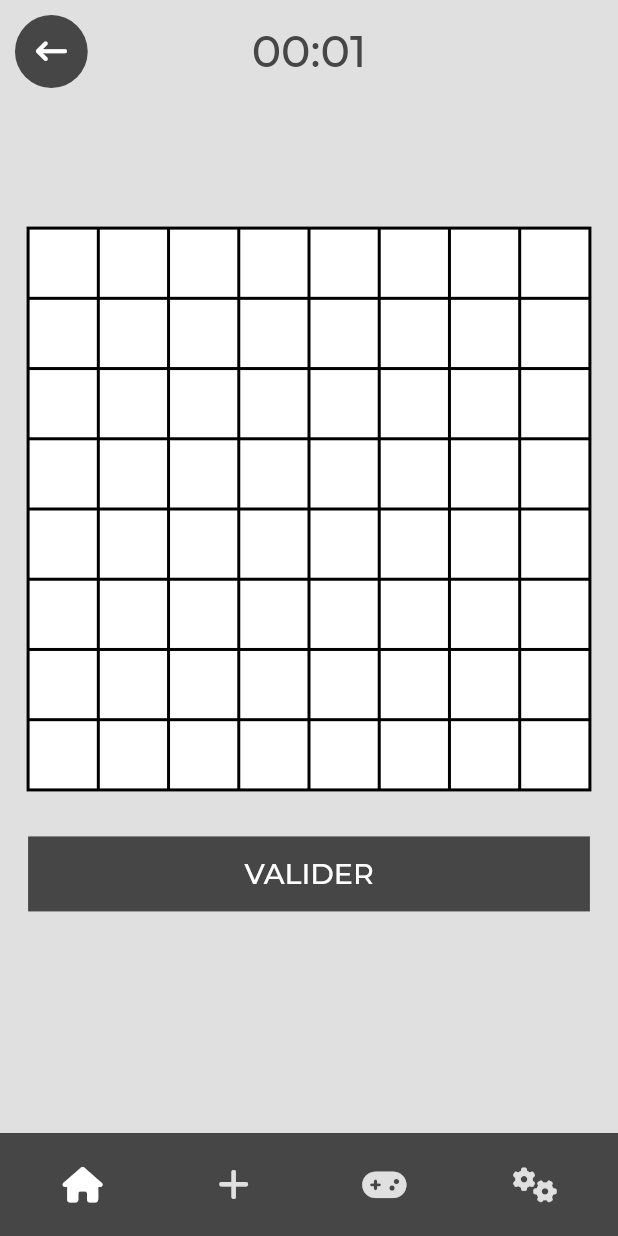
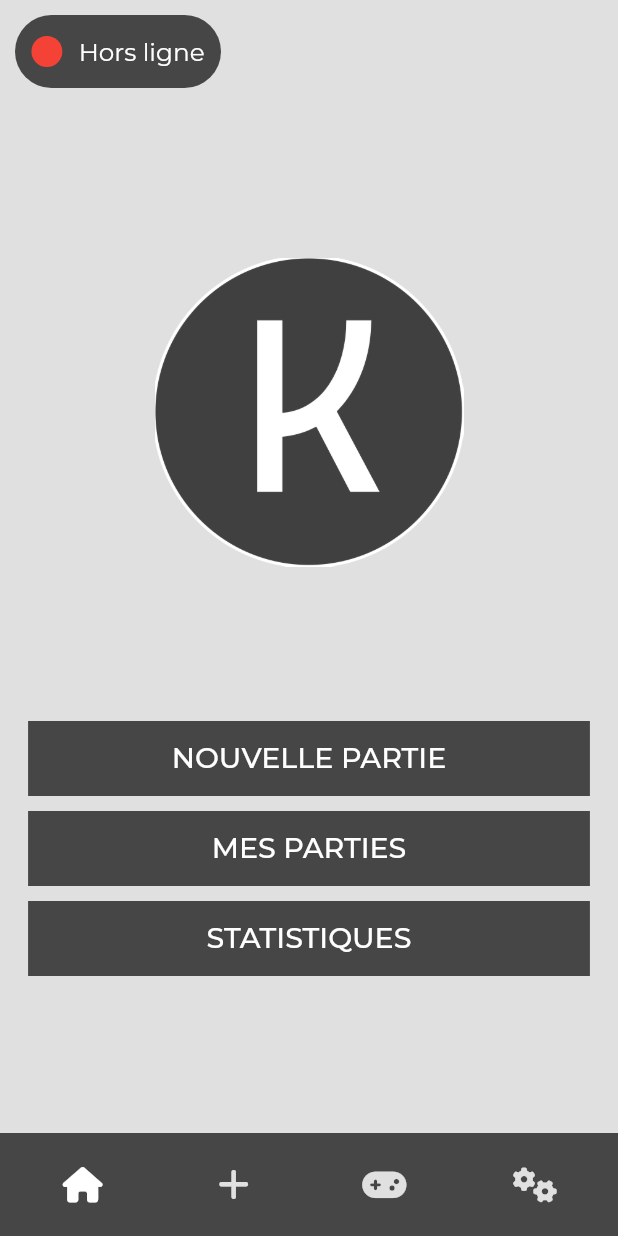
Before and after one commit to robinlafontaine/Kakuro, a Flutter app: the screen it shows after launch, after a tap on "Hors ligne", on a phone screen of 412 x 824 dp. Run offline on Flutter 3.47's test engine with Material 2 defaults, Android fonts, the phone set to English and light mode, and no system bars; our stand-ins replace firebase_auth, firebase_core, firebase_database, font_awesome_flutter, google_fonts, google_sign_in; missing offline and left inert: dart:html, dart:js_util; accounts and stored records are empty.

Commit message:
Page nouvelle partie

```diff
--- a/lib/main.dart
+++ b/lib/main.dart
@@ -4,6 +4,7 @@ import 'package:firebase_auth/firebase_auth.dart';
 import 'package:flutter/material.dart';
 import 'package:firebase_core/firebase_core.dart';
 import 'package:kakuro/screens/game.dart';
+import 'package:kakuro/screens/horsligne.dart';
 import 'package:kakuro/widgets/boutton.dart';
 import 'firebase_options.dart';
 import 'package:kakuro/config/config.dart';
@@ -70,7 +71,8 @@ class _MyStatefulWidgetState extends State<MyStatefulWidget> {
                 onPress: () => {
                   //Auth(FirebaseAuth.instance).signInGoogle(context),
                   //log(FirebaseAuth.instance.app.name),
-                  route(context, game(Kakuro(10, 8, 7)))
+                  //route(context, game(Kakuro(10, 8, 7)))
+                  route(context, horsligne())
                 }
             ),
           ],
--- a/lib/screens/game.dart
+++ b/lib/screens/game.dart
@@ -55,7 +55,7 @@ class _gameState extends State<game> {
           ],
         ),
       ),
-      bottomNavigationBar: navbar(0),
+      bottomNavigationBar: navbar(10),
     );
   }
 
--- /dev/null
+++ b/lib/screens/horsligne.dart
@@ -0,0 +1,56 @@
+import 'package:flutter/material.dart';
+import 'package:kakuro/config/config.dart';
+import 'package:kakuro/screens/nouvellepartie.dart';
+import 'package:kakuro/widgets/boutton.dart';
+
+import '../config/fonctions.dart';
+import '../widgets/appbar.dart';
+import '../widgets/navbar.dart';
+
+class horsligne extends StatelessWidget{
+
+
+  @override
+  Widget build(BuildContext context) {
+    return Scaffold(
+      appBar: PreferredSize(
+        preferredSize: Size(double.infinity, width(context)/6),
+        child: Padding(
+          padding: const EdgeInsets.all(10),
+          child: appbar(true,false,()=>{}),
+        ),
+      ),
+      body: Center(
+        child: Column(
+          children: [
+            Image.asset(
+              config.images.icon,
+              width: width(context)/2,
+              height: height(context)/2,
+            ),
+            boutton(
+                value: "NOUVELLE PARTIE",
+                onPress: (){route(context, nouvellepartie());}
+            ),
+            SizedBox(
+              height: 10,
+            ),
+            boutton(
+                value: "MES PARTIES",
+                onPress: (){}
+            ),
+            SizedBox(
+              height: 10,
+            ),
+            boutton(
+                value: "STATISTIQUES",
+                onPress: (){}
+            ),
+          ],
+        ),
+      ),
+      bottomNavigationBar: navbar(0),
+    );
+  }
+
+}
--- a/lib/widgets/appbar.dart
+++ b/lib/widgets/appbar.dart
@@ -58,23 +58,36 @@ class _appbarState extends State<appbar> {
     return AppBar(
       backgroundColor: config.colors.gris,
       elevation: 0,
-      leadingWidth: width(context)/8.5,
+      leadingWidth: widget.home?width(context)/3:width(context)/8.5,
       centerTitle: true,
       leading: (widget.home)
           ?
           Builder(
             builder: (BuildContext context) {
               return Container(
+                decoration: BoxDecoration(
+                    color: config.colors.primaryColor,
+                    borderRadius: BorderRadius.circular(50),
+                ),
                 child: Center(
-                  child: IconButton(
-                    icon: FaIcon(
-                        FontAwesomeIcons.navicon
-                    ),
-                    iconSize: 21,
-                    color: config.colors.primaryColor,
-                    hoverColor: Colors.transparent,
-                    onPressed: (){widget.retour;},
-                    tooltip: MaterialLocalizations.of(context).openAppDrawerTooltip,
+                  child: Row(
+                    mainAxisAlignment: MainAxisAlignment.spaceEvenly,
+                    children: [
+                      Container(
+                        width: width(context)/20,
+                        height: width(context)/20,
+                        decoration: BoxDecoration(
+                          borderRadius: BorderRadius.circular(100),
+                          color: Colors.red
+                        ),
+                      ),
+                      Text(
+                        "Hors ligne",
+                        style: TextStyle(
+                          fontSize: width(context)/25
+                        ),
+                      )
+                    ],
                   ),
                 ),
               );
@@ -107,13 +120,42 @@ class _appbarState extends State<appbar> {
           ),
 
       title: (widget.enjeu)
-          ? Text("$minute:$seconde",
-              style: TextStyle(
-                color: config.colors.primaryColor,
-                fontSize: width(context)/14
-              )
-            ,)
+          ? Row(
+            mainAxisAlignment: MainAxisAlignment.center,
+            crossAxisAlignment: CrossAxisAlignment.center,
+            children: [
+              Icon(Icons.timer, size: width(context)/11,color: Colors.black,),
+              SizedBox(
+                width: 5,
+              ),
+              Text("$minute:$seconde",
+                  style: TextStyle(
+                    color: config.colors.primaryColor,
+                    fontSize: width(context)/11
+                  )
+                ,),
+            ],
+          )
           :null,
+
+      actions: [ (widget.enjeu) ?
+        Container(
+          width: width(context)/8.5,
+            decoration: BoxDecoration(
+              color: config.colors.primaryColor,
+              borderRadius: BorderRadius.circular(100)
+            ),
+            child: Center(
+                child: FaIcon(
+                  FontAwesomeIcons.ban,
+                  size: width(context)/20,
+                )
+            )
+        ) :
+        SizedBox(
+          width: 0.0001,
+        )
+      ],
     );
   }
 }
```
Also changed, not shown: lib/screens/nouvellepartie.dart (added, +154 -0 lines), lib/widgets/navbar.dart (+8 -3 lines), lib/config/fonctions.dart (line endings or trailing spaces).
